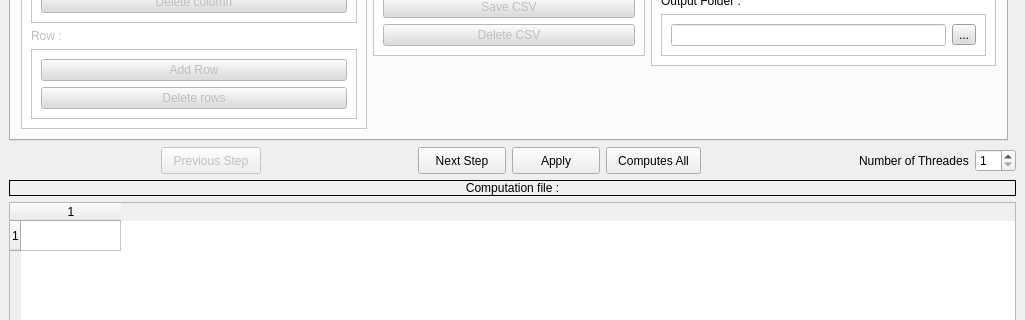
Above: Applications/DTIAtlasFiberAnalyzer/DTIAtlasFiberAnalyzerguiwindow.ui from NIRALUser/DTIFiberTractStatistics before the change; both pictures show x 0 to 1025 and y 325 to 645 of the 1025 by 840 pixel window. Below: the same form after it.
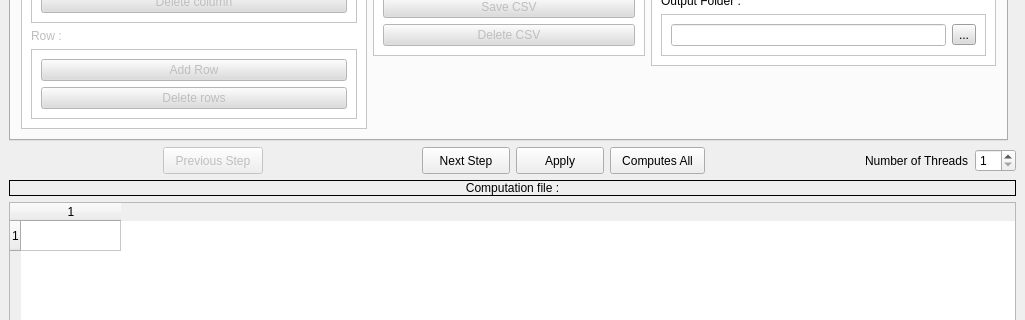
That is the form after the change.

Diff of the .ui file:
```diff
--- a/Applications/DTIAtlasFiberAnalyzer/DTIAtlasFiberAnalyzerguiwindow.ui
+++ b/Applications/DTIAtlasFiberAnalyzer/DTIAtlasFiberAnalyzerguiwindow.ui
@@ -162,7 +162,7 @@
         <item>
          <widget class="QLabel" name="lbl_numThreads">
           <property name="text">
-           <string>Number of Threades</string>
+           <string>Number of Threads</string>
           </property>
          </widget>
         </item>
```
